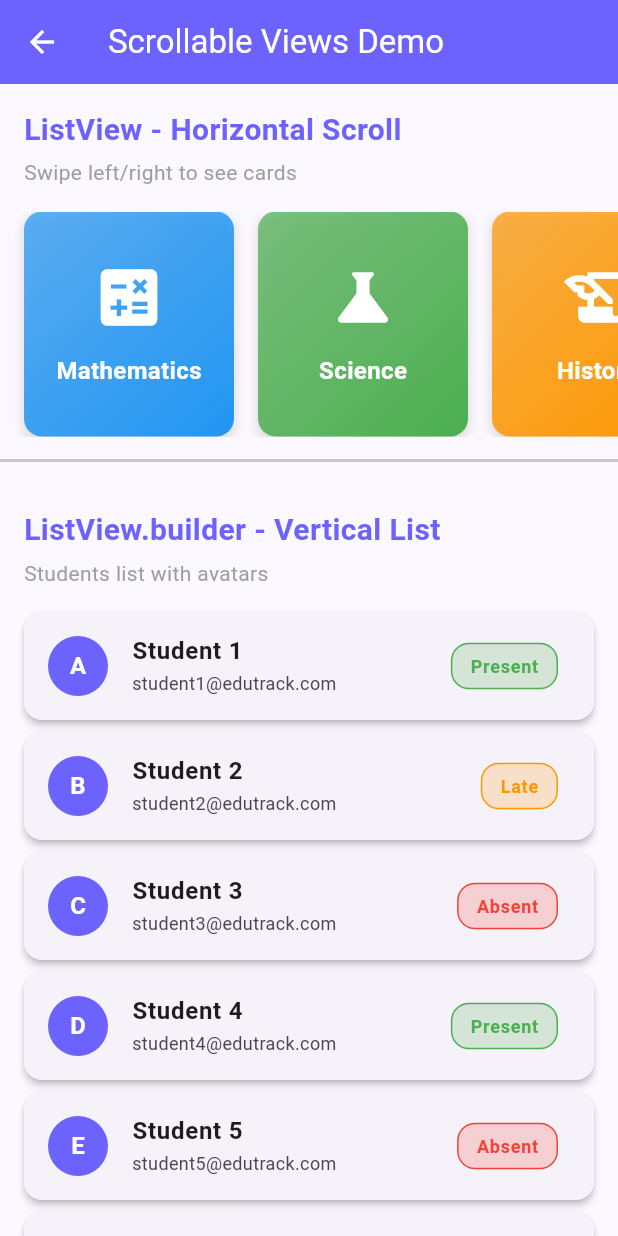
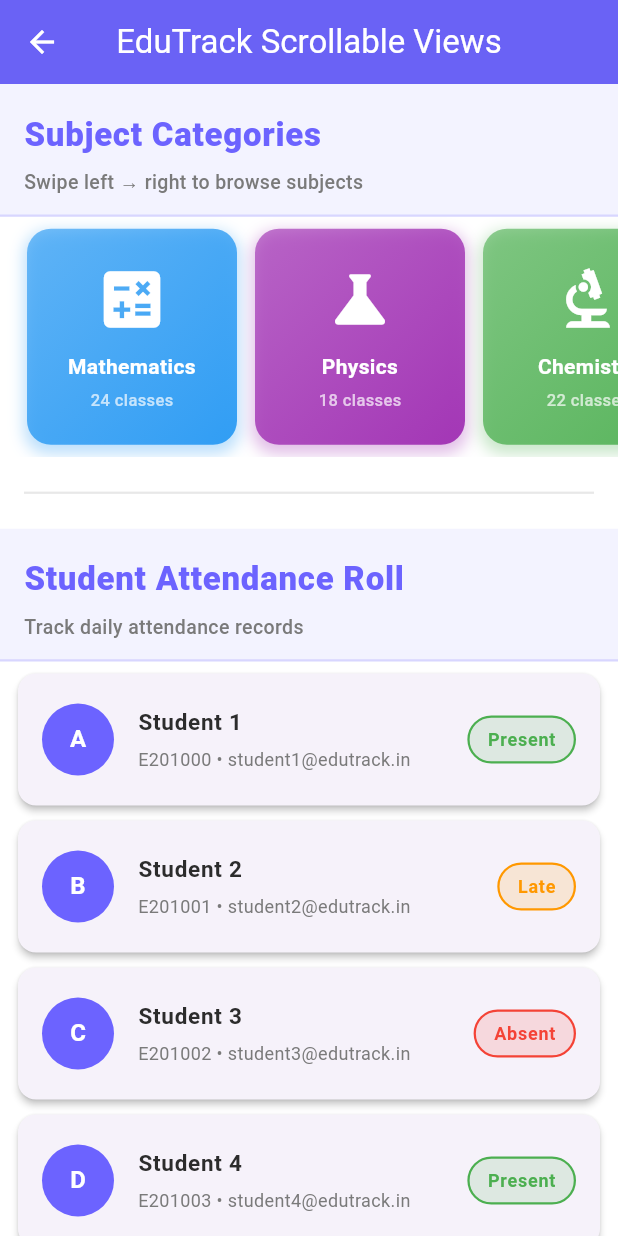
Before and after one commit to kalviumcommunity/S86-0126-TripleCharm-Building-smart-mobile-experience-with-Flutter-and-Firebase-EduTrack, a Flutter app: the ScrollableViews screen opened by its route, on a phone screen of 412 x 824 dp. Run offline on Flutter 3.47's test engine with Material 3 defaults, Android fonts, the phone set to English and light mode, and no system bars; our stand-ins replace cloud_firestore, firebase_auth, firebase_core; accounts and stored records are empty.

Commit message:
feat: implement scrollable views using ListView and GridView

```diff
--- a/edutrack/lib/screens/scrollable_views.dart
+++ b/edutrack/lib/screens/scrollable_views.dart
@@ -1,4 +1,12 @@
 import 'package:flutter/material.dart';
+
+// === Color Scheme Constants ===
+const Color kPrimaryColor = Color(0xFF6C63FF);
+const Color kSecondaryColor = Color(0xFF00D4FF);
+const Color kTextPrimaryColor = Color(0xFF2C2C2C);
+const Color kTextSecondaryColor = Color(0xFF7A7A7A);
+const Color kBackgroundColor = Colors.white;
+const Color kDividerColor = Color(0xFFE8E8E8);
 
 class ScrollableViews extends StatelessWidget {
   const ScrollableViews({super.key});
@@ -7,120 +15,173 @@ class ScrollableViews extends StatelessWidget {
   Widget build(BuildContext context) {
     return Scaffold(
       appBar: AppBar(
-        title: const Text('Scrollable Views Demo'),
-        backgroundColor: const Color(0xFF6C63FF),
+        title: const Text('EduTrack Scrollable Views'),
+        backgroundColor: kPrimaryColor,
         foregroundColor: Colors.white,
+        elevation: 4,
+        centerTitle: true,
       ),
+      backgroundColor: kBackgroundColor,
       body: SingleChildScrollView(
         child: Column(
           crossAxisAlignment: CrossAxisAlignment.start,
           children: [
             // Header Section
             _buildSectionHeader(
-              'ListView - Horizontal Scroll',
-              'Swipe left/right to see cards',
+              context,
+              'Subject Categories',
+              'Swipe left → right to browse subjects',
             ),
 
             // Horizontal ListView
             _buildHorizontalListView(),
 
-            const Divider(thickness: 2, height: 32),
+            Padding(
+              padding: const EdgeInsets.symmetric(horizontal: 16, vertical: 8),
+              child: Divider(
+                thickness: 1.5,
+                color: kDividerColor,
+                height: 32,
+              ),
+            ),
 
             // Vertical ListView Header
             _buildSectionHeader(
-              'ListView.builder - Vertical List',
-              'Students list with avatars',
+              context,
+              'Student Attendance Roll',
+              'Track daily attendance records',
             ),
 
             // Vertical ListView with ListTiles
             _buildVerticalListView(),
 
-            const Divider(thickness: 2, height: 32),
+            Padding(
+              padding: const EdgeInsets.symmetric(horizontal: 16, vertical: 8),
+              child: Divider(
+                thickness: 1.5,
+                color: kDividerColor,
+                height: 32,
+              ),
+            ),
 
             // GridView Header
             _buildSectionHeader(
-              'GridView.builder - Grid Layout',
-              'EduTrack feature modules',
+              context,
+              'EduTrack Features',
+              'Access all modules and tools',
             ),
 
             // GridView
             _buildGridView(),
 
-            const SizedBox(height: 16),
+            const SizedBox(height: 24),
           ],
         ),
       ),
     );
   }
 
-  // Section Header Widget
-  Widget _buildSectionHeader(String title, String subtitle) {
+  // Section Header Widget with consistent theming
+  Widget _buildSectionHeader(
+    BuildContext context,
+    String title,
+    String subtitle,
+  ) {
     return Container(
-      padding: const EdgeInsets.all(16),
+      width: double.infinity,
+      padding: const EdgeInsets.fromLTRB(16, 20, 16, 12),
+      decoration: BoxDecoration(
+        color: kPrimaryColor.withOpacity(0.08),
+        border: Border(
+          bottom: BorderSide(
+            color: kPrimaryColor.withOpacity(0.2),
+            width: 1.5,
+          ),
+        ),
+      ),
       child: Column(
         crossAxisAlignment: CrossAxisAlignment.start,
         children: [
           Text(
             title,
-            style: const TextStyle(
-              fontSize: 20,
-              fontWeight: FontWeight.bold,
-              color: Color(0xFF6C63FF),
+            style: Theme.of(context).textTheme.titleLarge?.copyWith(
+              color: kPrimaryColor,
+              fontWeight: FontWeight.w800,
+              fontSize: 22,
+              letterSpacing: 0.5,
+            ) ?? const TextStyle(),
           ),
-          ),
-          const SizedBox(height: 4),
+          const SizedBox(height: 8),
           Text(
             subtitle,
-            style: const TextStyle(
-              fontSize: 14,
-              color: Colors.grey,
-            ),
+            style: Theme.of(context).textTheme.bodyMedium?.copyWith(
+              color: kTextSecondaryColor,
+              fontSize: 13,
+              fontWeight: FontWeight.w500,
+            ) ?? const TextStyle(),
           ),
         ],
       ),
     );
   }
 
-  // Horizontal ListView with Cards
+  // Horizontal ListView with Subject Cards
   Widget _buildHorizontalListView() {
     final subjects = [
-      {'name': 'Mathematics', 'icon': Icons.calculate, 'color': Colors.blue},
-      {'name': 'Science', 'icon': Icons.science, 'color': Colors.green},
-      {'name': 'History', 'icon': Icons.history_edu, 'color': Colors.orange},
-      {'name': 'English', 'icon': Icons.book, 'color': Colors.purple},
-      {'name': 'Geography', 'icon': Icons.public, 'color': Colors.teal},
+      {'name': 'Mathematics', 'icon': Icons.calculate, 'color': Colors.blue, 'count': '24'},
+      {'name': 'Physics', 'icon': Icons.science, 'color': Colors.purple, 'count': '18'},
+      {'name': 'Chemistry', 'icon': Icons.biotech, 'color': Colors.green, 'count': '22'},
+      {'name': 'English', 'icon': Icons.book, 'color': Colors.orange, 'count': '20'},
+      {'name': 'History', 'icon': Icons.history_edu, 'color': Colors.teal, 'count': '16'},
+      {'name': 'Geography', 'icon': Icons.public, 'color': Colors.indigo, 'count': '19'},
     ];
 
     return SizedBox(
-      height: 150,
+      height: 160,
       child: ListView.builder(
         scrollDirection: Axis.horizontal,
-        padding: const EdgeInsets.symmetric(horizontal: 8),
+        padding: const EdgeInsets.symmetric(horizontal: 12, vertical: 8),
         itemCount: subjects.length,
         itemBuilder: (context, index) {
           final subject = subjects[index];
+          final color = subject['color'] as Color;
+
           return Container(
             width: 140,
-            margin: const EdgeInsets.symmetric(horizontal: 8),
+            margin: const EdgeInsets.symmetric(horizontal: 6),
             decoration: BoxDecoration(
               gradient: LinearGradient(
                 colors: [
-                  (subject['color'] as Color).withOpacity(0.7),
-                  (subject['color'] as Color),
+                  color.withOpacity(0.6),
+                  color.withOpacity(0.9),
                 ],
                 begin: Alignment.topLeft,
                 end: Alignment.bottomRight,
               ),
-              borderRadius: BorderRadius.circular(12),
+              borderRadius: BorderRadius.circular(16),
               boxShadow: [
                 BoxShadow(
-                  color: Colors.grey.withOpacity(0.3),
-                  spreadRadius: 1,
-                  blurRadius: 5,
-                  offset: const Offset(0, 3),
+                  color: color.withOpacity(0.3),
+                  spreadRadius: 2,
+                  blurRadius: 8,
+                  offset: const Offset(0, 4),
                 ),
               ],
             ),
+            child: Material(
+              color: Colors.transparent,
+              child: InkWell(
+                onTap: () {
+                  ScaffoldMessenger.of(context).showSnackBar(
+                    SnackBar(
+                      content: Text('Opened ${subject['name']}'),
+                      duration: const Duration(milliseconds: 800),
+                    ),
+                  );
+                },
+                borderRadius: BorderRadius.circular(16),
+                child: Padding(
+                  padding: const EdgeInsets.all(8),
                   child: Column(
                     mainAxisAlignment: MainAxisAlignment.center,
                     children: [
@@ -129,16 +190,29 @@ class ScrollableViews extends StatelessWidget {
                         size: 50,
                         color: Colors.white,
                       ),
-                const SizedBox(height: 12),
+                      const SizedBox(height: 10),
                       Text(
                         subject['name'] as String,
+                        textAlign: TextAlign.center,
                         style: const TextStyle(
-                    fontSize: 16,
-                    fontWeight: FontWeight.bold,
+                          fontSize: 14,
+                          fontWeight: FontWeight.w700,
                           color: Colors.white,
                         ),
                       ),
+                      const SizedBox(height: 4),
+                      Text(
+                        '${subject['count']} classes',
+                        style: const TextStyle(
+                          fontSize: 11,
+                          color: Colors.white70,
+                          fontWeight: FontWeight.w500,
+                        ),
+                      ),
                     ],
+                  ),
+                ),
+              ),
             ),
           );
         },
@@ -149,17 +223,18 @@ class ScrollableViews extends StatelessWidget {
   // Vertical ListView with Student List
   Widget _buildVerticalListView() {
     final students = List.generate(
-      10,
+      12,
       (index) => {
         'name': 'Student ${index + 1}',
-        'email': 'student${index + 1}@edutrack.com',
+        'email': 'student${index + 1}@edutrack.in',
         'status': index % 3 == 0 ? 'Present' : index % 2 == 0 ? 'Absent' : 'Late',
-        'avatar': String.fromCharCode(65 + index),
+        'avatar': String.fromCharCode(65 + (index % 26)),
+        'rollNo': 'E20${1000 + index}',
       },
     );
 
     return Container(
-      padding: const EdgeInsets.symmetric(horizontal: 16),
+      padding: const EdgeInsets.symmetric(horizontal: 12, vertical: 8),
       child: ListView.builder(
         shrinkWrap: true,
         physics: const NeverScrollableScrollPhysics(),
@@ -173,40 +248,56 @@ class ScrollableViews extends StatelessWidget {
                   : Colors.orange;
 
           return Card(
-            margin: const EdgeInsets.only(bottom: 8),
+            margin: const EdgeInsets.only(bottom: 10),
             elevation: 2,
+            shape: RoundedRectangleBorder(
+              borderRadius: BorderRadius.circular(12),
+            ),
             child: ListTile(
+              contentPadding: const EdgeInsets.symmetric(horizontal: 16, vertical: 8),
               leading: CircleAvatar(
-                backgroundColor: const Color(0xFF6C63FF),
+                backgroundColor: kPrimaryColor,
+                radius: 24,
                 child: Text(
                   student['avatar'] as String,
                   style: const TextStyle(
                     color: Colors.white,
                     fontWeight: FontWeight.bold,
+                    fontSize: 16,
                   ),
                 ),
               ),
               title: Text(
                 student['name'] as String,
-                style: const TextStyle(fontWeight: FontWeight.w600),
+                style: const TextStyle(
+                  fontWeight: FontWeight.w700,
+                  fontSize: 15,
+                  color: kTextPrimaryColor,
                 ),
-              subtitle: Text(
-                student['email'] as String,
-                style: const TextStyle(fontSize: 12),
+              ),
+              subtitle: Padding(
+                padding: const EdgeInsets.only(top: 4),
+                child: Text(
+                  '${student['rollNo']} • ${student['email']}',
+                  style: const TextStyle(
+                    fontSize: 12,
+                    color: kTextSecondaryColor,
+                  ),
+                ),
               ),
               trailing: Container(
                 padding: const EdgeInsets.symmetric(horizontal: 12, vertical: 6),
                 decoration: BoxDecoration(
-                  color: statusColor.withOpacity(0.2),
-                  borderRadius: BorderRadius.circular(12),
-                  border: Border.all(color: statusColor),
+                  color: statusColor.withOpacity(0.15),
+                  borderRadius: BorderRadius.circular(20),
+                  border: Border.all(color: statusColor, width: 1.5),
                 ),
                 child: Text(
                   student['status'] as String,
                   style: TextStyle(
                     color: statusColor,
                     fontSize: 12,
-                    fontWeight: FontWeight.bold,
+                    fontWeight: FontWeight.w700,
                   ),
                 ),
               ),
@@ -224,54 +315,62 @@ class ScrollableViews extends StatelessWidget {
         'title': 'Attendance',
         'icon': Icons.how_to_reg,
         'color': Colors.blue,
-        'count': '245'
+        'count': '245',
+        'subtitle': 'Daily check-ins'
       },
       {
         'title': 'Assignments',
         'icon': Icons.assignment,
         'color': Colors.orange,
-        'count': '18'
+        'count': '18',
+        'subtitle': 'Pending tasks'
       },
       {
         'title': 'Grades',
         'icon': Icons.grade,
         'color': Colors.green,
-        'count': '12'
+        'count': '95',
+        'subtitle': 'Avg score'
       },
       {
         'title': 'Schedule',
         'icon': Icons.calendar_today,
         'color': Colors.purple,
-        'count': '8'
+        'count': '8',
+        'subtitle': 'Classes'
       },
       {
         'title': 'Reports',
         'icon': Icons.assessment,
         'color': Colors.red,
-        'count': '5'
+        'count': '5',
+        'subtitle': 'Generated'
       },
       {
         'title': 'Messages',
         'icon': Icons.message,
         'color': Colors.teal,
-        'count': '34'
+        'count': '34',
+        'subtitle': 'Unread'
       },
       {
         'title': 'Library',
         'icon': Icons.library_books,
         'color': Colors.indigo,
-        'count': '156'
+        'count': '156',
+        'subtitle': 'Books'
       },
       {
         'title': 'Settings',
         'icon': Icons.settings,
         'color': Colors.grey,
-        'count': '-'
+        'count': '-',
+        'subtitle': 'Configure'
       },
     ];
 
     return Padding(
-      padding: const EdgeInsets.symmetric(horizontal: 16),
+      padding: const EdgeInsets.symmetric(horizontal: 12, vertical: 8),
       child: GridView.builder(
         shrinkWrap: true,
         physics: const NeverScrollableScrollPhysics(),
@@ -279,47 +378,91 @@ class ScrollableViews extends StatelessWidget {
           crossAxisCount: 2,
           crossAxisSpacing: 12,
           mainAxisSpacing: 12,
-          childAspectRatio: 1.1,
+          childAspectRatio: 1.05,
         ),
         itemCount: modules.length,
         itemBuilder: (context, index) {
           final module = modules[index];
-          return Container(
-            decoration: BoxDecoration(
-              color: (module['color'] as Color).withOpacity(0.1),
+          final color = module['color'] as Color;
+
+          return Card(
+            elevation: 1.5,
+            shape: RoundedRectangleBorder(
               borderRadius: BorderRadius.circular(16),
-              border: Border.all(
-                color: (module['color'] as Color).withOpacity(0.3),
-                width: 2,
+              side: BorderSide(
+                color: color.withOpacity(0.2),
+                width: 1.5,
               ),
             ),
+            child: Container(
+              decoration: BoxDecoration(
+                gradient: LinearGradient(
+                  colors: [
+                    color.withOpacity(0.08),
+                    color.withOpacity(0.03),
+                  ],
+                  begin: Alignment.topLeft,
+                  end: Alignment.bottomRight,
+                ),
+                borderRadius: BorderRadius.circular(16),
+              ),
+              child: Material(
+                color: Colors.transparent,
+                child: InkWell(
+                  onTap: () {
+                    ScaffoldMessenger.of(context).showSnackBar(
+                      SnackBar(
+                        content: Text('${module['title']} module opened'),
+                        duration: const Duration(milliseconds: 800),
+                      ),
+                    );
+                  },
+                  borderRadius: BorderRadius.circular(16),
+                  child: Padding(
+                    padding: const EdgeInsets.all(12),
                     child: Column(
                       mainAxisAlignment: MainAxisAlignment.center,
+                      crossAxisAlignment: CrossAxisAlignment.center,
                       children: [
                         Icon(
                           module['icon'] as IconData,
-                  size: 48,
-                  color: module['color'] as Color,
+                          size: 44,
+                          color: color,
                         ),
                         const SizedBox(height: 12),
                         Text(
                           module['title'] as String,
+                          textAlign: TextAlign.center,
                           style: TextStyle(
-                    fontSize: 16,
-                    fontWeight: FontWeight.bold,
-                    color: module['color'] as Color,
+                            fontSize: 15,
+                            fontWeight: FontWeight.w700,
+                            color: color,
+                          ),
+                        ),
+                        const SizedBox(height: 8),
+                        Text(
+                          module['count'] as String,
+                          style: TextStyle(
+                            fontSize: 24,
+                            fontWeight: FontWeight.w900,
+                            color: color.withOpacity(0.7),
                           ),
                         ),
                         const SizedBox(height: 4),
                         Text(
-                  module['count'] as String,
+                          module['subtitle'] as String,
+                          textAlign: TextAlign.center,
                           style: TextStyle(
-                    fontSize: 20,
-                    fontWeight: FontWeight.w900,
-                    color: (module['color'] as Color).withOpacity(0.7),
+                            fontSize: 11,
+                            fontWeight: FontWeight.w500,
+                            color: color.withOpacity(0.6),
                           ),
                         ),
                       ],
+                    ),
+                  ),
+                ),
+              ),
             ),
           );
         },
```
Also changed, not shown: 1 other file. Lines whose indentation alone changed are shown as unchanged.
